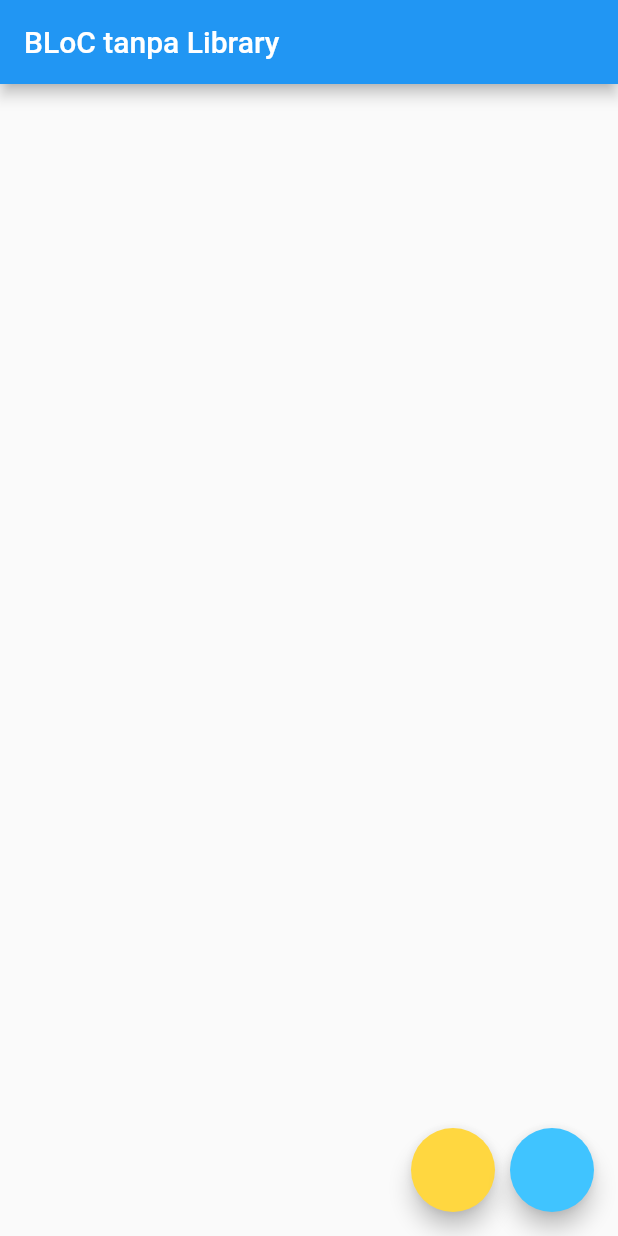
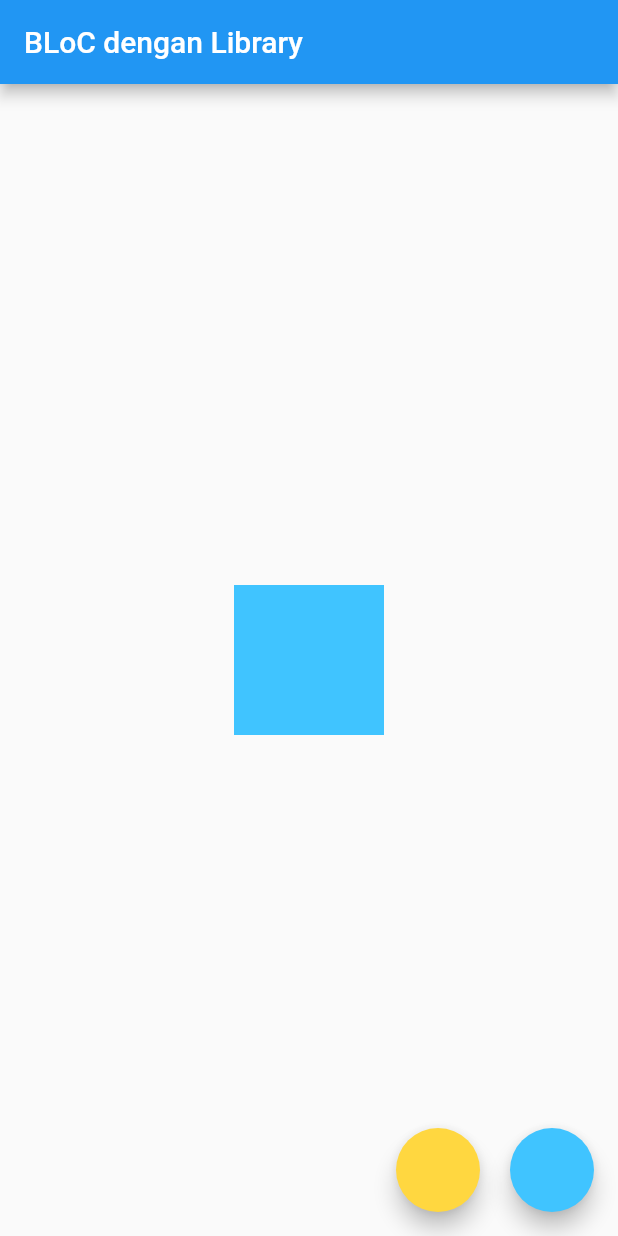
Before and after one commit to test-akun/BLoC-State-Management, a Flutter app: the screen it shows after launch, on a phone screen of 412 x 824 dp. Run offline on Flutter 3.47's test engine with Material 2 defaults, Android fonts, the phone set to English and light mode, and no system bars; our stand-ins replace equatable, flutter_bloc.

Commit message:
BLoc with Library without bloc extension.

```diff
--- /dev/null
+++ b/lib/color_bloc_with_library.dart
@@ -0,0 +1,42 @@
+import 'package:equatable/equatable.dart';
+import 'package:flutter/material.dart';
+import 'package:flutter_bloc/flutter_bloc.dart';
+// import 'package:bloc/bloc.dart';
+
+class ColorBlocWithLibrary
+    extends Bloc<ColorEventWithLibrary, ColorStateWithLibrary> {
+  ColorBlocWithLibrary(super.initialState) {
+    on<ToAmber>((event, emit) {
+      emit(const ColorStateWithLibrary(color: Colors.amberAccent));
+    });
+    on<ToLightBlue>((event, emit) {
+      emit(const ColorStateWithLibrary(color: Colors.lightBlueAccent));
+    });
+    // on<ToLightBlue>((event, emit) => emit(LightBlueState()));
+  }
+}
+
+@immutable
+abstract class ColorEventWithLibrary extends Equatable {
+  @override
+  List<Object?> get props => [];
+}
+
+class ToAmber extends ColorEventWithLibrary {}
+
+class ToLightBlue extends ColorEventWithLibrary {}
+
+// ///////////////////// //
+@immutable
+class ColorStateWithLibrary extends Equatable {
+  final Color color;
+
+  const ColorStateWithLibrary({required this.color});
+
+  @override
+  List<Object?> get props => [color];
+}
+
+class InitialState extends ColorStateWithLibrary {
+  const InitialState({required super.color});
+}
--- a/lib/color_bloc.dart
+++ b/lib/color_bloc_without_library.dart
@@ -2,22 +2,22 @@ import 'dart:async';
 
 import 'package:flutter/material.dart';
 
-enum ColorEvent { toAmber, toLightBlue }
+enum ColorEventWithOutLibrary { toAmber, toLightBlue }
 
-class ColorBloc {
+class ColorBlocWithOutLibrary {
   Color _color = Colors.amber;
 
-  final StreamController<ColorEvent> _eventController =
-      StreamController<ColorEvent>();
-  StreamSink<ColorEvent> get eventSink => _eventController.sink;
-  Stream<ColorEvent> get _eventStream => _eventController.stream;
+  final StreamController<ColorEventWithOutLibrary> _eventController =
+      StreamController<ColorEventWithOutLibrary>();
+  StreamSink<ColorEventWithOutLibrary> get eventSink => _eventController.sink;
+  Stream<ColorEventWithOutLibrary> get _eventStream => _eventController.stream;
 
   final StreamController<Color> _stateController = StreamController<Color>();
   StreamSink<Color> get _stateSink => _stateController.sink;
   Stream<Color> get stateStream => _stateController.stream;
 
-  void _mapEventToState(ColorEvent colorEvent) {
-    if (colorEvent == ColorEvent.toAmber) {
+  void _mapEventToState(ColorEventWithOutLibrary colorEvent) {
+    if (colorEvent == ColorEventWithOutLibrary.toAmber) {
       _color = Colors.amber;
     } else {
       _color = Colors.lightBlueAccent;
@@ -26,7 +26,7 @@ class ColorBloc {
     _stateSink.add(_color);
   }
 
-  ColorBloc() {
+  ColorBlocWithOutLibrary() {
     _eventStream.listen(_mapEventToState);
   }
 
--- a/lib/main.dart
+++ b/lib/main.dart
@@ -1,5 +1,9 @@
 import 'package:flutter/material.dart';
-import 'package:gitpod_flutter_quickstart/color_bloc.dart';
+import 'package:flutter_bloc/flutter_bloc.dart';
+import 'package:gitpod_flutter_quickstart/color_bloc_with_library.dart';
+import 'package:gitpod_flutter_quickstart/presentation/page/home_page_with_flutter_bloc.dart';
+
+import 'color_bloc_without_library.dart';
 
 void main() {
   runApp(const MyApp());
@@ -25,22 +29,24 @@ class MyApp extends StatelessWidget {
         // is not restarted.
         primarySwatch: Colors.blue,
       ),
-      home: const MyHomePage(title: 'BLoC tanpa Library'),
+      home: BlocProvider<ColorBlocWithLibrary>(
+        create: (context) => ColorBlocWithLibrary(const InitialState(color: Colors.lightBlueAccent)),
+        child:  const HomeWithLibrary(),
+      ),
     );
   }
 }
 
 class MyHomePage extends StatefulWidget {
-  const MyHomePage({Key? key, required this.title}) : super(key: key);
+  const MyHomePage({Key? key}) : super(key: key);
 
-  final String title;
 
   @override
   State<MyHomePage> createState() => _MyHomePageState();
 }
 
 class _MyHomePageState extends State<MyHomePage> {
-  ColorBloc bloc = ColorBloc();
+  ColorBlocWithOutLibrary bloc = ColorBlocWithOutLibrary();
 
   @override
   void dispose() {
@@ -51,13 +57,13 @@ class _MyHomePageState extends State<MyHomePage> {
   @override
   Widget build(BuildContext context) {
     return Scaffold(
-      appBar: AppBar(title: Text(widget.title)),
+      appBar: AppBar(title: const Text('BLoc tanpa library')),
       floatingActionButton: Row(
         mainAxisAlignment: MainAxisAlignment.end,
         children: [
           FloatingActionButton(
               onPressed: () {
-                bloc.eventSink.add(ColorEvent.toAmber);
+                bloc.eventSink.add(ColorEventWithOutLibrary.toAmber);
               },
               backgroundColor: Colors.amberAccent),
           const SizedBox(
@@ -65,7 +71,7 @@ class _MyHomePageState extends State<MyHomePage> {
           ),
           FloatingActionButton(
             onPressed: () {
-              bloc.eventSink.add(ColorEvent.toLightBlue);
+              bloc.eventSink.add(ColorEventWithOutLibrary.toLightBlue);
             },
             backgroundColor: Colors.lightBlueAccent,
           ),
--- /dev/null
+++ b/lib/presentation/bloc/color_event.dart
@@ -0,0 +1,4 @@
+part of 'color_bloc.dart';
+
+@immutable
+abstract class ColorEvent {}
--- /dev/null
+++ b/lib/presentation/bloc/color_state.dart
@@ -0,0 +1,6 @@
+part of 'color_bloc.dart';
+
+@immutable
+abstract class ColorState {}
+
+class ColorInitial extends ColorState {}
--- /dev/null
+++ b/lib/presentation/page/home_page_with_flutter_bloc.dart
@@ -0,0 +1,49 @@
+import 'package:flutter/material.dart';
+import 'package:flutter_bloc/flutter_bloc.dart';
+import 'package:gitpod_flutter_quickstart/color_bloc_with_library.dart';
+
+class HomeWithLibrary extends StatelessWidget {
+  const HomeWithLibrary({Key? key}) : super(key: key);
+
+  @override
+  Widget build(BuildContext context) {
+    final bloc = BlocProvider.of<ColorBlocWithLibrary>(context);
+    return Scaffold(
+      appBar: AppBar(title: const Text('BLoC dengan Library')),
+      floatingActionButton: Row(
+        mainAxisAlignment: MainAxisAlignment.end,
+        children: [
+          FloatingActionButton(
+            onPressed: () {
+              bloc.add(ToAmber());
+            },
+            backgroundColor: Colors.amberAccent,
+          ),
+          const SizedBox(
+            width: 20,
+          ),
+          FloatingActionButton(
+            onPressed: () {
+              bloc.add(ToLightBlue());
+            },
+            backgroundColor: Colors.lightBlueAccent,
+          ),
+        ],
+      ),
+      body: Center(
+        child: BlocBuilder<ColorBlocWithLibrary, ColorStateWithLibrary>(
+          builder: (context, state) {
+            return AnimatedContainer(
+              width: 100,
+              height: 100,
+              duration: const Duration(
+                milliseconds: 500,
+              ),
+              color: state.color,
+            );
+          },
+        ),
+      ),
+    );
+  }
+}
--- a/pubspec.yaml
+++ b/pubspec.yaml
@@ -34,6 +34,9 @@ dependencies:
   # The following adds the Cupertino Icons font to your application.
   # Use with the CupertinoIcons class for iOS style icons.
   cupertino_icons: ^1.0.2
+  flutter_bloc: ^8.1.1
+  bloc: ^8.1.0
+  equatable: ^2.0.5
 
 dev_dependencies:
   flutter_test:
```
Also changed, not shown: lib/presentation/bloc/color_bloc.dart (added, +13 -0 lines), pubspec.lock.
